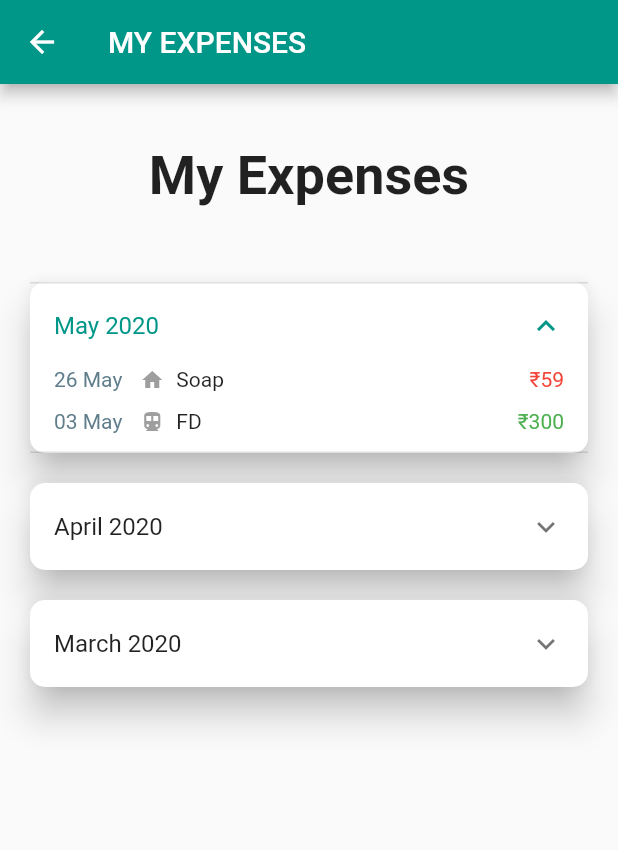
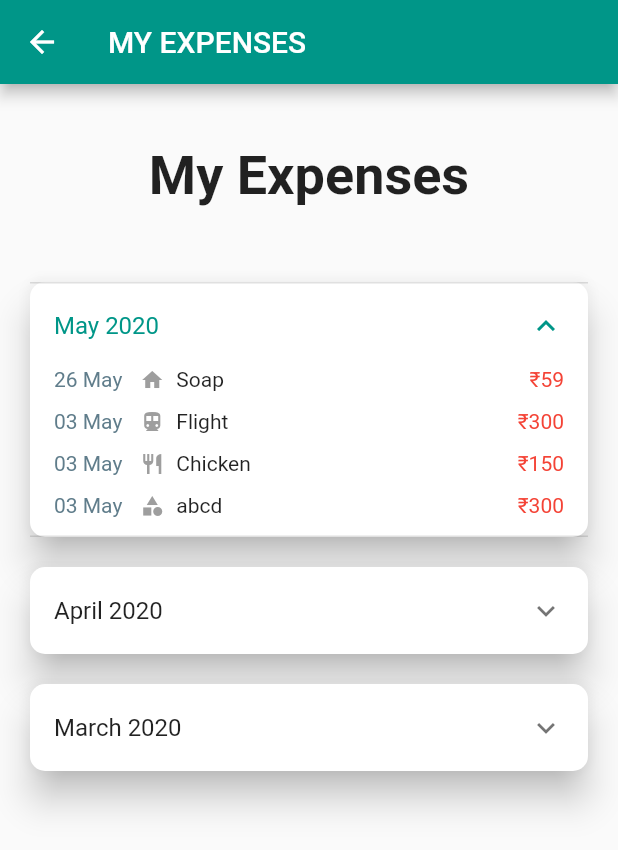
Before and after one commit to ousnik/expense_tracker, a Flutter app: the ExpenseHistoryPage screen opened directly, after a tap on an icon or button, on a phone screen of 412 x 824 dp. Shown: the top 850 px of the screen. Run offline on Flutter 3.47's test engine with Material 2 defaults, Android fonts, the phone set to English and light mode, and no system bars.

Commit message:
updated global value functionalities

```diff
--- a/lib/expense_item.dart
+++ b/lib/expense_item.dart
@@ -13,10 +13,12 @@ class Item{
 
 List<Item> expenseList =
   [
-    Item(DateTime.parse('2020-03-30'), 'Salary',1200, 'Credit', 'Miscellaneous'),
+    Item(DateTime.parse('2020-03-30'), 'Salary',100, 'Credit', 'Miscellaneous'),
     Item(DateTime.parse('2020-05-26'), 'Soap', 59, 'Debit', 'Daily Needs'),
-    Item(DateTime.parse('2020-04-28'), 'Milk', 30, 'Debit', 'Food'),
-    Item(DateTime.parse('2020-05-03'), 'FD', 300, 'Credit', 'Travel'),
+    Item(DateTime.parse('2020-04-28'), 'Milk', 200, 'Debit', 'Food'),
+    Item(DateTime.parse('2020-05-03'), 'Flight', 300, 'Debit', 'Travel'),
+    Item(DateTime.parse('2020-05-03'), 'Chicken', 150, 'Debit', 'Food'),
+    Item(DateTime.parse('2020-05-03'), 'abcd', 300, 'Debit', 'Miscellaneous'),
   ];
 
 
```
Also changed, not shown: lib/add_expense.dart (+14 -0 lines), lib/home_page.dart (+15 -7 lines).
